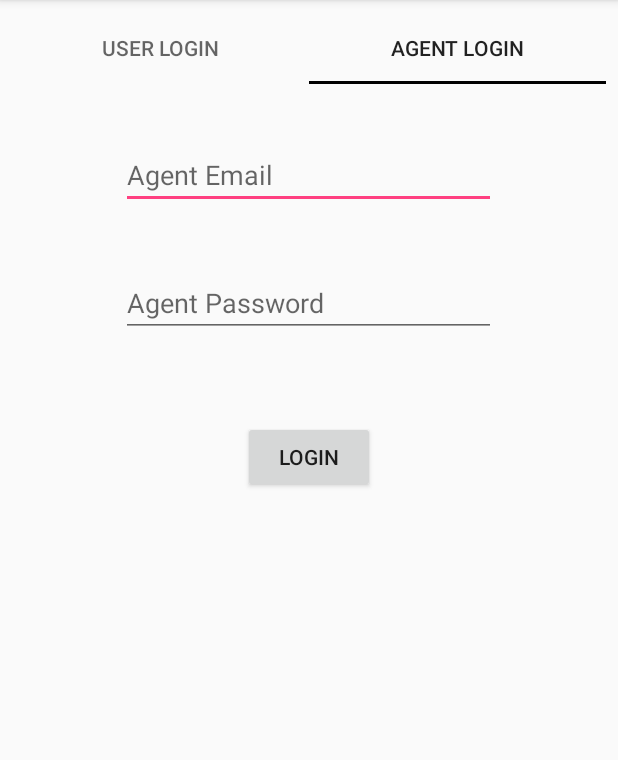
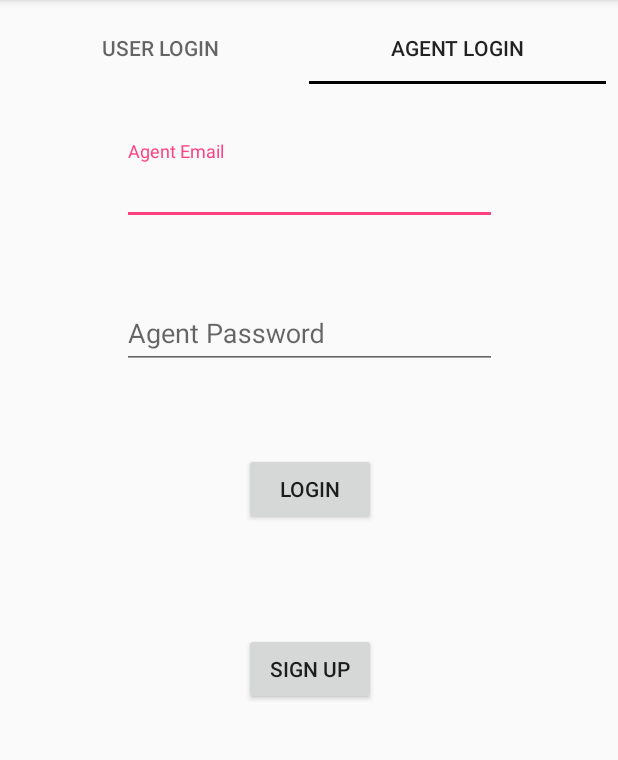
Before and after one commit to Ammy-1402/MinorApp, an Android app: the screen it shows after launch (MainActivity), tab 2 chosen, on a phone screen of 412 x 824 dp, the part 84-844 px from its top. Run offline under Robolectric (Android 15) with nearby library versions, the phone set to English and light mode, and no system bars.

Commit message:
Added TextInputLayout, Refactored code, Regrouped classes, SignUp Button

```diff
--- a/app/src/main/AndroidManifest.xml
+++ b/app/src/main/AndroidManifest.xml
@@ -10,7 +10,7 @@
         android:roundIcon="@mipmap/ic_launcher_round"
         android:supportsRtl="true"
         android:theme="@style/AppTheme">
-        <activity android:name=".MainActivity">
+        <activity android:name=".activities.MainActivity">
             <intent-filter>
                 <action android:name="android.intent.action.MAIN" />
                 <category android:name="android.intent.category.LAUNCHER" />
--- a/app/src/main/java/com/quantumcoders/minorapp/MainActivity.java
+++ b/app/src/main/java/com/quantumcoders/minorapp/activities/MainActivity.java
@@ -1,4 +1,4 @@
-package com.quantumcoders.minorapp;
+package com.quantumcoders.minorapp.activities;
 
 import android.net.Uri;
 import android.support.design.widget.TabLayout;
@@ -6,7 +6,12 @@ import android.support.v4.view.ViewPager;
 import android.support.v7.app.AppCompatActivity;
 import android.os.Bundle;
 
-public class MainActivity extends AppCompatActivity implements Tab1.OnFragmentInteractionListener,Tab2.OnFragmentInteractionListener{
+import com.quantumcoders.minorapp.R;
+import com.quantumcoders.minorapp.misc.ViewPagerAdapter;
+import com.quantumcoders.minorapp.fragments.Tab1;
+import com.quantumcoders.minorapp.fragments.Tab2;
+
+public class MainActivity extends AppCompatActivity implements Tab1.OnFragmentInteractionListener, Tab2.OnFragmentInteractionListener{
 
     TabLayout tabLayout;
     ViewPager viewPager;
@@ -50,23 +55,4 @@ public class MainActivity extends AppCompatActivity implements Tab1.OnFragmentIn
 
     }
 
-
-    /*@Override
-    protected void onStart() {
-        super.onStart();
-        Toast.makeText(MainActivity.this,"Starting",Toast.LENGTH_SHORT).show();
-        AlertDialog.Builder alert = new AlertDialog.Builder(this);
-        alert.setMessage("Hello Hi Are you ready?").setPositiveButton("Yes", new DialogInterface.OnClickListener() {
-            @Override
-            public void onClick(DialogInterface dialogInterface, int i) {
-                dialogInterface.dismiss();
-            }
-        }).setNegativeButton("No", new DialogInterface.OnClickListener() {
-            @Override
-            public void onClick(DialogInterface dialogInterface, int i) {
-                dialogInterface.dismiss();
-            }
-        }).show();
-
-    }*/
 }
--- a/app/src/main/java/com/quantumcoders/minorapp/Tab1.java
+++ b/app/src/main/java/com/quantumcoders/minorapp/fragments/Tab1.java
@@ -1,4 +1,4 @@
-package com.quantumcoders.minorapp;
+package com.quantumcoders.minorapp.fragments;
 
 import android.content.Context;
 import android.net.Uri;
@@ -7,6 +7,8 @@ import android.support.v4.app.Fragment;
 import android.view.LayoutInflater;
 import android.view.View;
 import android.view.ViewGroup;
+
+import com.quantumcoders.minorapp.R;
 
 
 /**
--- a/app/src/main/java/com/quantumcoders/minorapp/Tab2.java
+++ b/app/src/main/java/com/quantumcoders/minorapp/fragments/Tab2.java
@@ -1,4 +1,4 @@
-package com.quantumcoders.minorapp;
+package com.quantumcoders.minorapp.fragments;
 
 import android.content.Context;
 import android.net.Uri;
@@ -7,6 +7,8 @@ import android.support.v4.app.Fragment;
 import android.view.LayoutInflater;
 import android.view.View;
 import android.view.ViewGroup;
+
+import com.quantumcoders.minorapp.R;
 
 
 /**
--- a/app/src/main/java/com/quantumcoders/minorapp/ViewPagerAdapter.java
+++ b/app/src/main/java/com/quantumcoders/minorapp/misc/ViewPagerAdapter.java
@@ -1,8 +1,12 @@
-package com.quantumcoders.minorapp;
+package com.quantumcoders.minorapp.misc;
 
 import android.support.v4.app.Fragment;
 import android.support.v4.app.FragmentManager;
 import android.support.v4.app.FragmentPagerAdapter;
+import android.widget.Toast;
+
+import com.quantumcoders.minorapp.fragments.Tab1;
+import com.quantumcoders.minorapp.fragments.Tab2;
 
 public class ViewPagerAdapter extends FragmentPagerAdapter {
     int tabCount;
--- a/app/src/main/res/layout/activity_main.xml
+++ b/app/src/main/res/layout/activity_main.xml
@@ -4,7 +4,7 @@
     xmlns:tools="http://schemas.android.com/tools"
     android:layout_width="match_parent"
     android:layout_height="match_parent"
-    tools:context=".MainActivity">
+    tools:context=".activities.MainActivity">
 
     <android.support.design.widget.TabLayout
         android:id="@+id/tabLayout"
--- a/app/src/main/res/layout/fragment_tab2.xml
+++ b/app/src/main/res/layout/fragment_tab2.xml
@@ -4,44 +4,72 @@
     xmlns:tools="http://schemas.android.com/tools"
     android:layout_width="match_parent"
     android:layout_height="match_parent"
-    tools:context=".Tab2">
+    tools:context=".fragments.Tab2">
 
-    <EditText
-        android:id="@+id/editText"
+    <android.support.design.widget.TextInputLayout
+        android:layout_width="250dp"
+        android:layout_height="wrap_content"
+        app:layout_constraintEnd_toEndOf="parent"
+        app:layout_constraintStart_toStartOf="parent"
+        app:layout_constraintTop_toTopOf="parent"
+        android:layout_marginStart="8dp"
+        android:layout_marginTop="30dp"
+        android:layout_marginEnd="8dp"
+        android:id="@+id/layout_username"
+        >
+
+        <android.support.design.widget.TextInputEditText
+            android:id="@+id/etUsername"
+            android:layout_width="match_parent"
+            android:layout_height="match_parent"
+            android:ems="10"
+            android:hint="Agent Email"
+            android:inputType="textEmailAddress"
+            />
+
+    </android.support.design.widget.TextInputLayout>
+
+
+    <android.support.design.widget.TextInputLayout
+        android:id="@+id/layout_password"
         android:layout_width="250dp"
         android:layout_height="wrap_content"
         android:layout_marginStart="8dp"
-        android:layout_marginTop="30dp"
+        android:layout_marginTop="40dp"
         android:layout_marginEnd="8dp"
-        android:ems="10"
-        android:hint="Agent Email"
-        android:inputType="textEmailAddress"
-        app:layout_constraintEnd_toEndOf="parent"
-        app:layout_constraintHorizontal_bias="0.496"
-        app:layout_constraintStart_toStartOf="parent"
-        app:layout_constraintTop_toTopOf="parent" />
+        app:layout_constraintEnd_toEndOf="@+id/layout_username"
+        app:layout_constraintStart_toStartOf="@+id/layout_username"
+        app:layout_constraintTop_toBottomOf="@+id/layout_username">
 
-    <EditText
-        android:id="@+id/editText2"
-        android:layout_width="250dp"
-        android:layout_height="wrap_content"
-        android:layout_marginTop="40dp"
-        android:ems="10"
-        android:hint="Agent Password"
-        android:inputType="textPassword"
-        app:layout_constraintEnd_toEndOf="@+id/editText"
-        app:layout_constraintHorizontal_bias="0.0"
-        app:layout_constraintStart_toStartOf="@+id/editText"
-        app:layout_constraintTop_toBottomOf="@+id/editText" />
+        <android.support.design.widget.TextInputEditText
+            android:id="@+id/etPassword"
+            android:layout_width="match_parent"
+            android:layout_height="match_parent"
+            android:ems="10"
+            android:hint="Agent Password"
+            android:inputType="textPassword" />
+
+    </android.support.design.widget.TextInputLayout>
 
     <Button
-        android:id="@+id/button"
+        android:id="@+id/btnLogin"
         android:layout_width="wrap_content"
         android:layout_height="wrap_content"
         android:layout_marginTop="56dp"
         android:text="Login"
-        app:layout_constraintEnd_toEndOf="@+id/editText2"
-        app:layout_constraintStart_toStartOf="@+id/editText2"
-        app:layout_constraintTop_toBottomOf="@+id/editText2" />
+        app:layout_constraintEnd_toEndOf="@+id/layout_password"
+        app:layout_constraintStart_toStartOf="@+id/layout_password"
+        app:layout_constraintTop_toBottomOf="@+id/layout_password" />
+
+    <Button
+        android:id="@+id/btnSignup"
+        android:layout_width="wrap_content"
+        android:layout_height="wrap_content"
+        android:layout_marginTop="72dp"
+        android:text="Sign Up"
+        app:layout_constraintEnd_toEndOf="@+id/btnLogin"
+        app:layout_constraintHorizontal_bias="1.0"
+        app:layout_constraintStart_toStartOf="@+id/btnLogin"
+        app:layout_constraintTop_toBottomOf="@+id/btnLogin" />
 
 </android.support.constraint.ConstraintLayout>
```
Also changed, not shown: app/src/main/res/layout/fragment_tab1.xml (+55 -28 lines).
